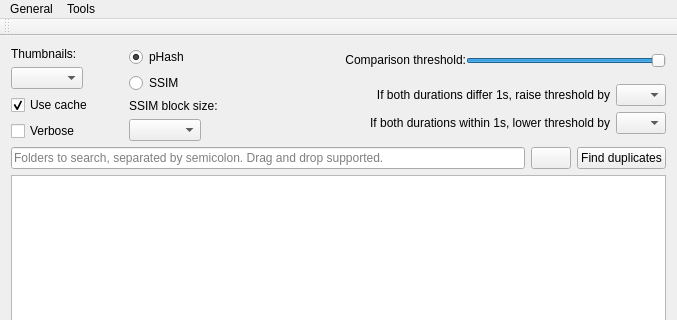
This is QtProject/app/mainwindow.ui in theophanemayaud/video-simili-duplicate-cleaner as Qt 5 draws it before an edit; both pictures show x 0 to 677 and y 0 to 320 of the 677 by 642 pixel window. The edited form follows.
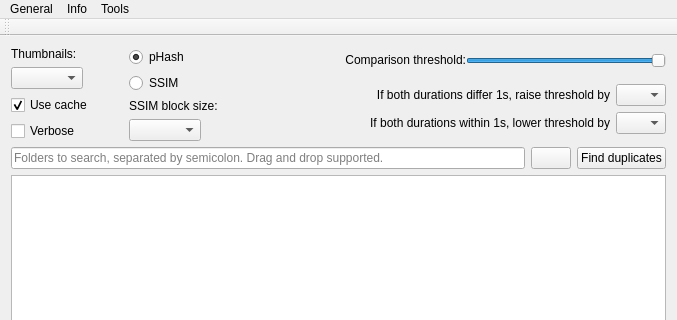
This is the edited form.

Commit message: feat(help): added contact and about links to website

What changed in the file:
```diff
--- a/QtProject/app/mainwindow.ui
+++ b/QtProject/app/mainwindow.ui
@@ -454,7 +454,15 @@
     </property>
     <addaction name="actionEmpty_cache"/>
    </widget>
+   <widget class="QMenu" name="menuInfo">
+    <property name="title">
+     <string>Info</string>
+    </property>
+    <addaction name="actionCredits"/>
+    <addaction name="actionContact"/>
+   </widget>
    <addaction name="menuGeneral"/>
+   <addaction name="menuInfo"/>
    <addaction name="menuTools"/>
   </widget>
   <widget class="QToolBar" name="mainToolBar">
```
Left out of the diff: 15 changed lines with no effect on the pictures. The commit also changes 2 other files.
